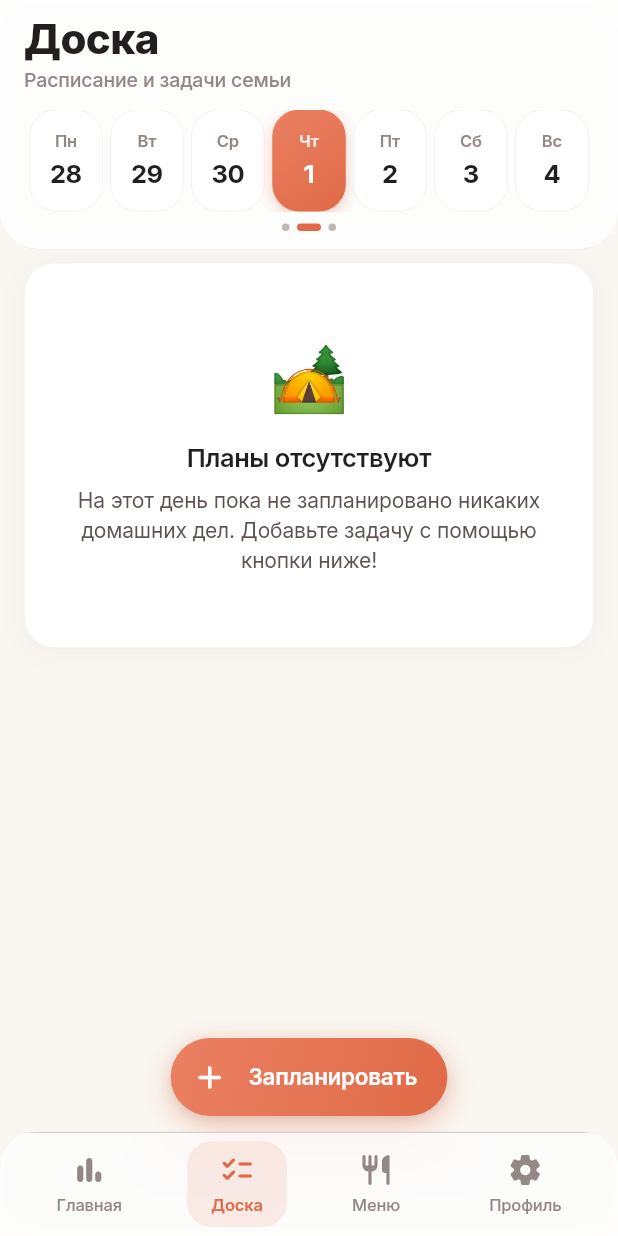
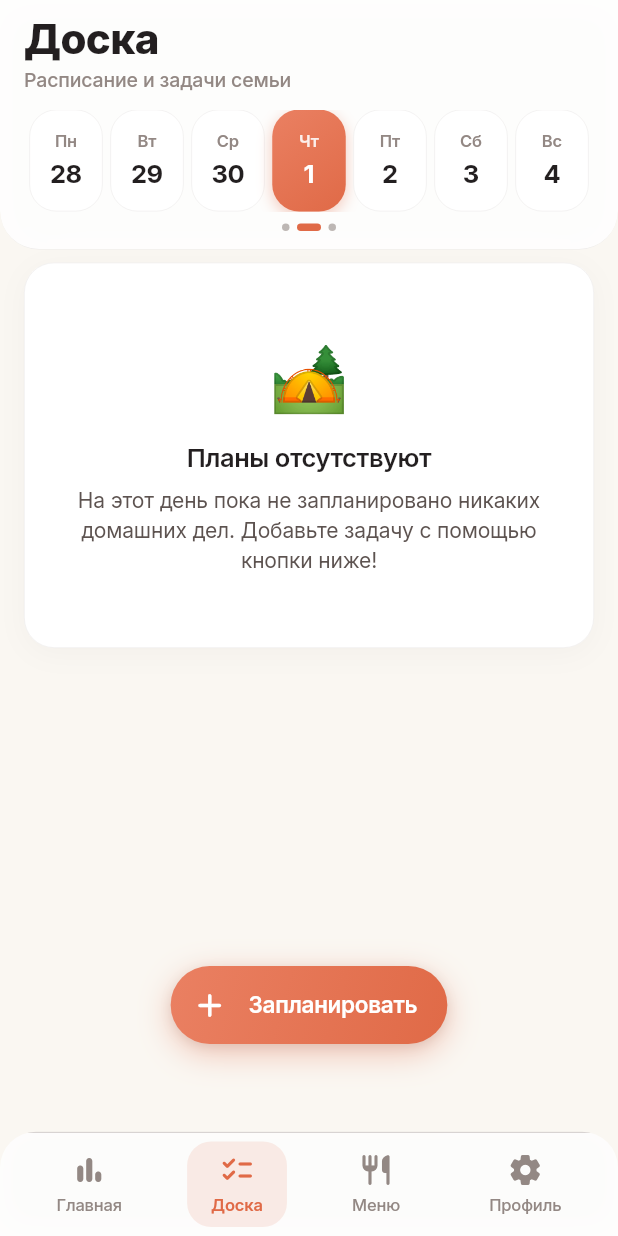
Before and after one commit to PANATARA/app-shit-3, a Flutter app: the BoardScreen screen opened by its route, on a phone screen of 412 x 824 dp. Run offline on Flutter 3.47's test engine with Material 3 defaults, Android fonts, the phone set to English and light mode, and no system bars; our stand-ins replace dio, flutter_riverpod, flutter_secure_storage, go_router, google_fonts, shared_preferences; accounts and stored records are empty; network calls fail.

Commit message:
fix(board): float FAB above translucent navigation bar with Apple spacing

```diff
--- a/lib/features/chores/screens/board_screen.dart
+++ b/lib/features/chores/screens/board_screen.dart
@@ -73,7 +73,7 @@ class _BoardScreenState extends ConsumerState<BoardScreen>
               child: ListView(
                 controller: _scrollController,
                 physics: const BouncingScrollPhysics(parent: AlwaysScrollableScrollPhysics()),
-                padding: const EdgeInsets.fromLTRB(16, 175, 16, 150),
+                padding: const EdgeInsets.fromLTRB(16, 175, 16, 200),
                 children: [
                   if (boardState.isLoading) ...[
                     const CardPlannedChoreSkeleton(count: 3),
@@ -275,7 +275,7 @@ class _BoardScreenState extends ConsumerState<BoardScreen>
           Align(
             alignment: Alignment.bottomCenter,
             child: Padding(
-              padding: const EdgeInsets.only(bottom: 80),
+              padding: const EdgeInsets.only(bottom: 128),
               child: _buildFab(selectedDate),
             ),
           ),
```
